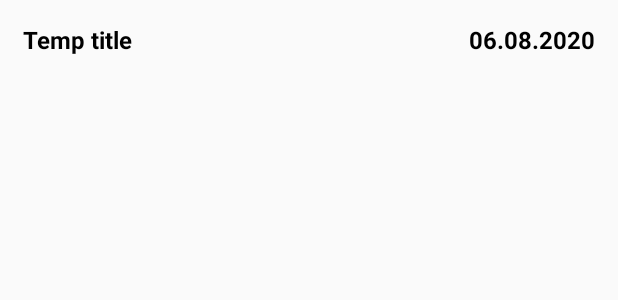
After one commit to norberthanysz/ShoppingList, an Android app: the layout shopping_list_item.xml on its own in the app's theme, with its tools: preview values and no code run, on a phone screen of 412 x 824 dp. The commit adds this screen. Shown: the top 300 px of the screen. Run offline under Robolectric (Android 15) with nearby library versions, the phone set to English and light mode, and no system bars.

Commit message:
Show active shopping lists

```diff
--- a/app/src/main/res/layout/active_lists_fragment.xml
+++ b/app/src/main/res/layout/active_lists_fragment.xml
@@ -62,7 +62,7 @@
             app:srcCompat="@android:drawable/ic_input_add" />
 
         <androidx.recyclerview.widget.RecyclerView
-            android:id="@+id/activeLists"
+            android:id="@+id/activeListRecyclerView"
             android:layout_width="match_parent"
             android:layout_height="0dp"
             android:overScrollMode="never"
--- /dev/null
+++ b/app/src/main/res/layout/shopping_list_item.xml
@@ -0,0 +1,32 @@
+<?xml version="1.0" encoding="utf-8"?>
+<androidx.constraintlayout.widget.ConstraintLayout xmlns:android="http://schemas.android.com/apk/res/android"
+    xmlns:app="http://schemas.android.com/apk/res-auto"
+    xmlns:tools="http://schemas.android.com/tools"
+    android:layout_width="match_parent"
+    android:layout_height="wrap_content">
+
+    <TextView
+        android:id="@+id/listTitle"
+        android:layout_width="wrap_content"
+        android:layout_height="wrap_content"
+        android:layout_margin="@dimen/default_margin"
+        android:textColor="@android:color/black"
+        android:textSize="16sp"
+        android:textStyle="bold"
+        app:layout_constraintStart_toStartOf="parent"
+        app:layout_constraintTop_toTopOf="parent"
+        tools:text="Temp title" />
+
+    <TextView
+        android:id="@+id/listData"
+        android:layout_width="wrap_content"
+        android:layout_height="wrap_content"
+        android:layout_margin="@dimen/default_margin"
+        android:textColor="@android:color/black"
+        android:textSize="16sp"
+        android:textStyle="bold"
+        app:layout_constraintEnd_toEndOf="parent"
+        app:layout_constraintTop_toTopOf="parent"
+        tools:text="06.08.2020" />
+
+</androidx.constraintlayout.widget.ConstraintLayout>
```
Also changed, not shown: app/src/main/java/com/example/shoppinglistapp/activeLists/ActiveListsFragment.kt (+14 -4 lines), app/src/main/java/com/example/shoppinglistapp/adapters/ShoppingListAdapter.kt (added, +36 -0 lines), app/src/main/java/com/example/shoppinglistapp/adapters/viewholders/ShoppingListViewHolder.kt (added, +11 -0 lines).
